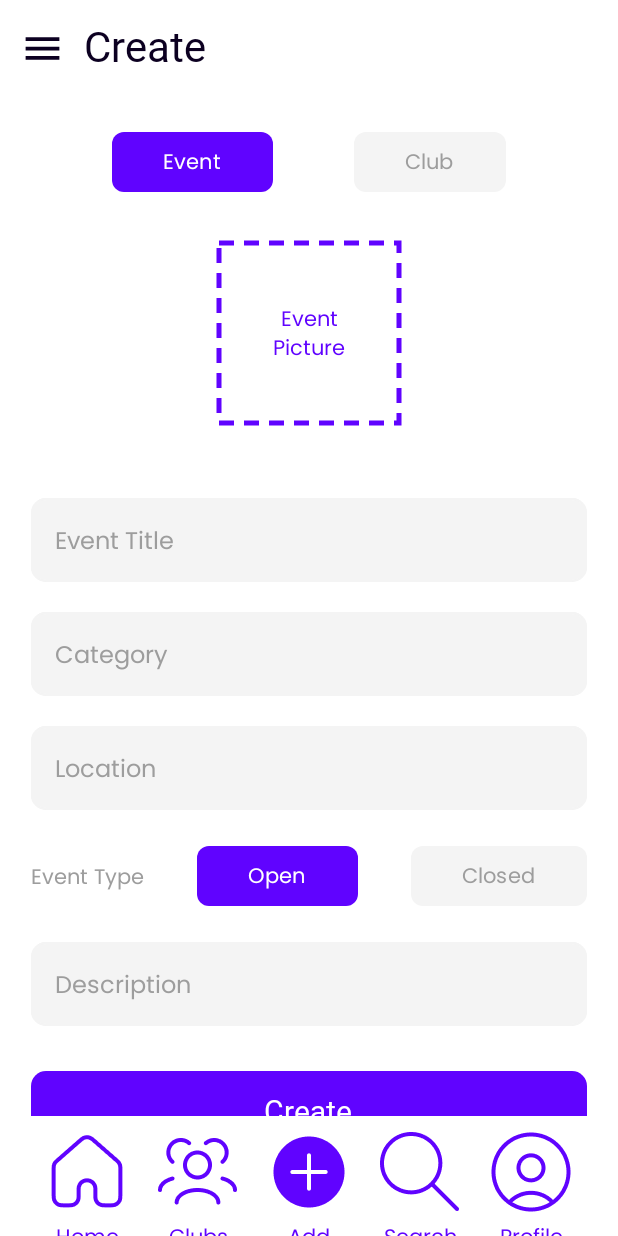
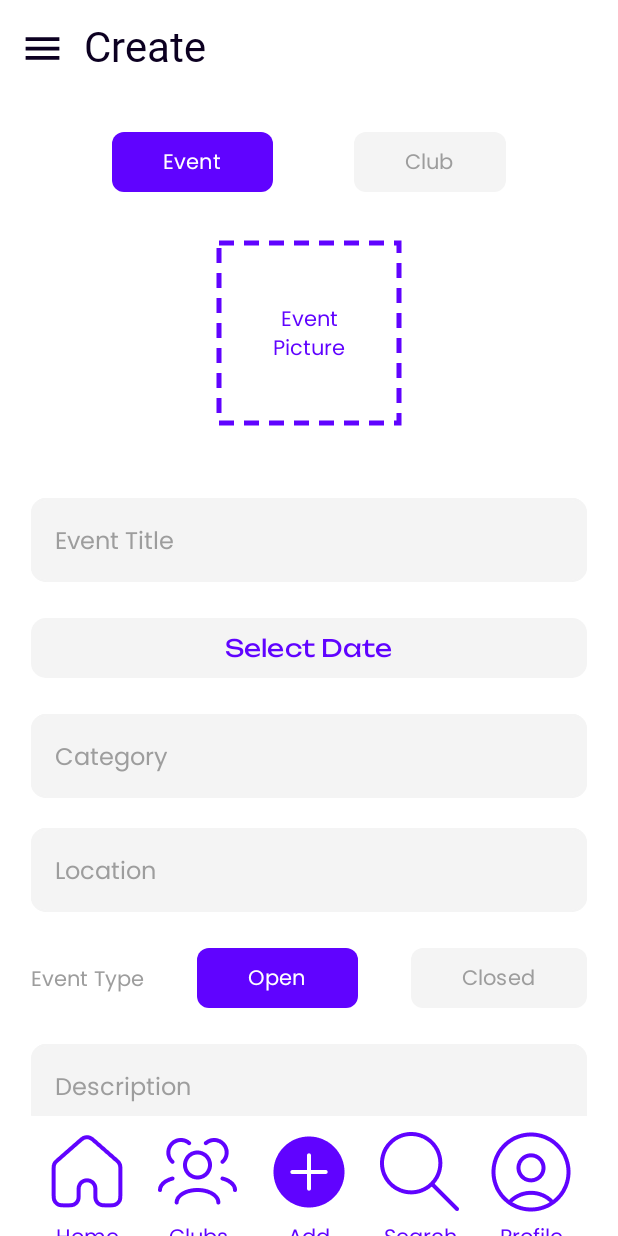
Before and after one commit to Bakhytgali/SeeYa, an Android app built with Jetpack Compose: the CreateScreen screen opened through its navigation route, on a phone screen of 412 x 824 dp. Run offline under Robolectric (Android 15) with nearby library versions, the phone set to English and light mode, and no system bars; our stand-ins replace accompanist; Roboto replaces fonts that are not available here.

Commit message:
Date Picker to Create Page

```diff
--- a/app/src/main/java/com/example/seeya/ui/theme/screens/CreateScreen.kt
+++ b/app/src/main/java/com/example/seeya/ui/theme/screens/CreateScreen.kt
@@ -1,10 +1,9 @@
 package com.example.seeya.ui.theme.screens
 
 import DashedBorderBox
+import android.app.DatePickerDialog
 import androidx.compose.foundation.background
-import androidx.compose.foundation.border
 import androidx.compose.foundation.clickable
-import androidx.compose.foundation.gestures.scrollable
 import androidx.compose.foundation.layout.Arrangement
 import androidx.compose.foundation.layout.Box
 import androidx.compose.foundation.layout.Column
@@ -27,10 +26,9 @@ import androidx.compose.runtime.mutableStateOf
 import androidx.compose.runtime.remember
 import androidx.compose.ui.Alignment
 import androidx.compose.ui.Modifier
-import androidx.compose.ui.draw.drawWithContent
+import androidx.compose.ui.platform.LocalContext
 import androidx.compose.ui.text.font.FontWeight
 import androidx.compose.ui.text.style.TextAlign
-import androidx.compose.ui.tooling.preview.Preview
 import androidx.compose.ui.unit.dp
 import androidx.compose.ui.unit.sp
 import androidx.navigation.NavController
@@ -41,7 +39,9 @@ import com.example.seeya.ui.theme.components.CustomTextField
 import com.example.seeya.ui.theme.components.MainScaffold
 import com.example.seeya.ui.theme.components.OptionButton
 import com.example.seeya.ui.theme.grayText
+import com.example.seeya.ui.theme.primaryContainerColor
 import com.example.seeya.ui.theme.secondaryColor
+import java.util.Calendar
 
 @Composable
 fun CreateScreen(
@@ -50,30 +50,30 @@ fun CreateScreen(
 ) {
 
     val options = listOf("Event", "Club")
-    val activeOption = remember {
-        mutableStateOf(options[0])
-    }
+    val activeOption = remember { mutableStateOf(options[0]) }
 
-    val title = remember {
-        mutableStateOf("")
-    }
-
-    val category = remember {
-        mutableStateOf("")
-    }
-
-    val location = remember {
-        mutableStateOf("")
-    }
-
-    val description = remember {
-        mutableStateOf("")
-    }
+    val title = remember { mutableStateOf("") }
+    val category = remember { mutableStateOf("") }
+    val location = remember { mutableStateOf("") }
+    val description = remember { mutableStateOf("") }
 
     val eventOptions = listOf("Open", "Closed")
-    val eventType = remember {
-        mutableStateOf(eventOptions[0])
-    }
+    val eventType = remember { mutableStateOf(eventOptions[0]) }
+
+    val context = LocalContext.current
+    val selectedDate = remember { mutableStateOf("Select Date") }
+    val openDatePicker = remember { mutableStateOf(false) }
+
+    // DatePicker Dialog
+    val datePickerDialog = DatePickerDialog(
+        context,
+        { _, year, month, day ->
+            selectedDate.value = "$day/${month + 1}/$year"
+        },
+        Calendar.getInstance().get(Calendar.YEAR),
+        Calendar.getInstance().get(Calendar.MONTH),
+        Calendar.getInstance().get(Calendar.DAY_OF_MONTH)
+    )
 
     MainScaffold(
         title = "Create",
@@ -103,9 +103,7 @@ fun CreateScreen(
                         OptionButton(
                             text = option,
                             isActive = option == activeOption.value,
-                            onClick = {
-                                activeOption.value = option
-                            }
+                            onClick = { activeOption.value = option }
                         )
                     }
                 }
@@ -115,9 +113,7 @@ fun CreateScreen(
                 DashedBorderBox(
                     modifier = Modifier
                         .size(120.dp)
-                        .clickable {
-                            // TODO
-                        },
+                        .clickable { /* TODO: Open image picker */ },
                     borderColor = secondaryColor,
                 ) {
                     Box(
@@ -138,21 +134,33 @@ fun CreateScreen(
 
                 CustomTextField(
                     text = title,
-                    placeholder = if(activeOption.value == "Event") "Event Title" else "Club Name",
-                    onValueChange = {
-                        title.value = it
-                    },
+                    placeholder = if (activeOption.value == "Event") "Event Title" else "Club Name",
+                    onValueChange = { title.value = it },
                     modifier = Modifier.fillMaxWidth()
                 )
+
+                Spacer(modifier = Modifier.height(20.dp))
+
+                Button(
+                    onClick = { datePickerDialog.show() },
+                    colors = ButtonDefaults.buttonColors(containerColor = primaryContainerColor),
+                    modifier = Modifier.fillMaxWidth(),
+                    shape = RoundedCornerShape(10.dp)
+                ) {
+                    Text(
+                        text = selectedDate.value,
+                        fontSize = 16.sp,
+                        fontFamily = Unbounded,
+                        color = secondaryColor
+                    )
+                }
 
                 Spacer(modifier = Modifier.height(20.dp))
 
                 CustomTextField(
                     text = category,
                     placeholder = "Category",
-                    onValueChange = {
-                        category.value = it
-                    },
+                    onValueChange = { category.value = it },
                     modifier = Modifier.fillMaxWidth()
                 )
 
@@ -161,13 +169,11 @@ fun CreateScreen(
                 CustomTextField(
                     text = location,
                     placeholder = "Location",
-                    onValueChange = {
-                        location.value = it
-                    },
+                    onValueChange = { location.value = it },
                     modifier = Modifier.fillMaxWidth()
                 )
 
-                if(activeOption.value == "Event") {
+                if (activeOption.value == "Event") {
                     Spacer(modifier = Modifier.height(20.dp))
 
                     Row(
@@ -185,9 +191,7 @@ fun CreateScreen(
                             OptionButton(
                                 text = option,
                                 isActive = option == eventType.value,
-                                onClick = {
-                                    eventType.value = option
-                                }
+                                onClick = { eventType.value = option }
                             )
                         }
                     }
@@ -197,9 +201,7 @@ fun CreateScreen(
 
                 CustomTextField(
                     text = description,
-                    onValueChange = {
-                        description.value = it
-                    },
+                    onValueChange = { description.value = it },
                     placeholder = "Description",
                     numberOfLines = 3,
                     modifier = Modifier.fillMaxWidth()
@@ -208,12 +210,8 @@ fun CreateScreen(
                 Spacer(modifier = Modifier.height(30.dp))
 
                 Button(
-                    onClick = {
-                        // TODO
-                    },
-                    colors = ButtonDefaults.buttonColors(
-                        containerColor = secondaryColor,
-                    ),
+                    onClick = { /* TODO: Handle event creation */ },
+                    colors = ButtonDefaults.buttonColors(containerColor = secondaryColor),
                     modifier = Modifier.fillMaxWidth(),
                     shape = RoundedCornerShape(10.dp)
                 ) {
```
